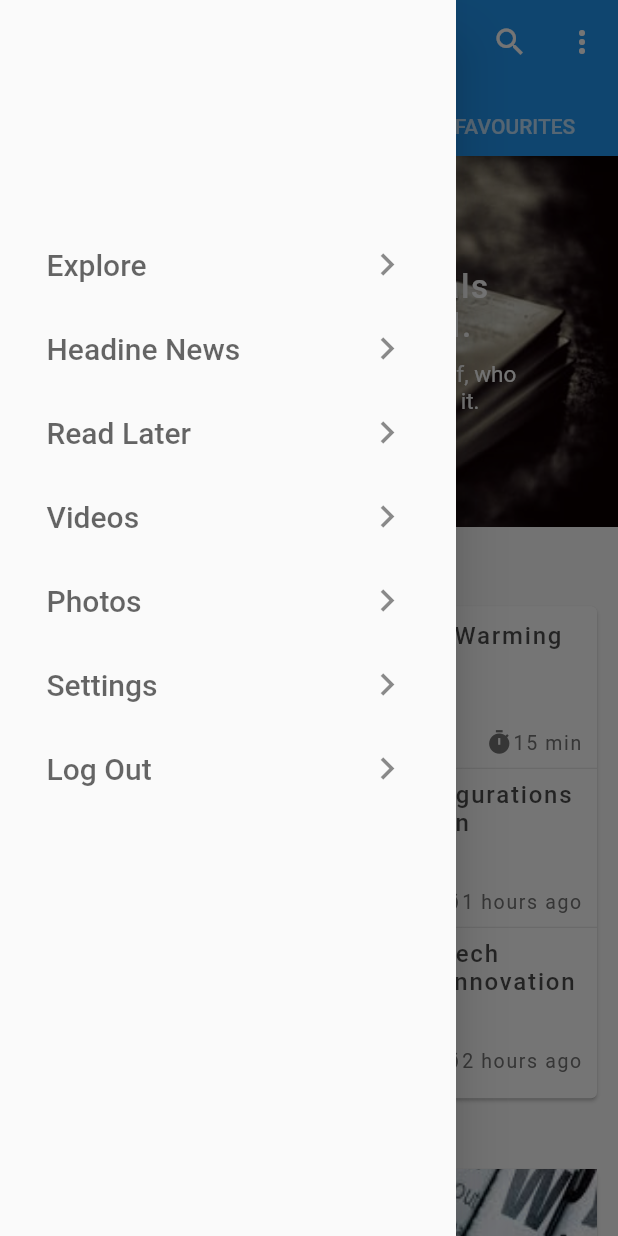
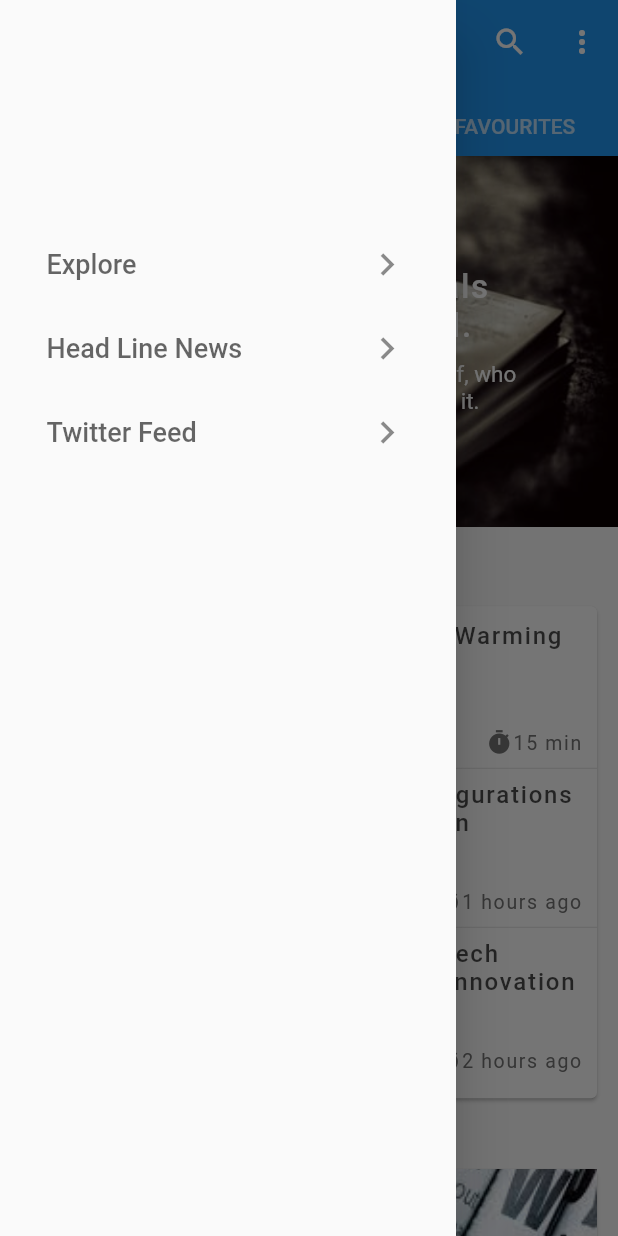
Before and after one commit to Abdelrahman-Elshimy/news-app, a Flutter app: the HomePage screen opened directly, with the side drawer open, on a phone screen of 412 x 824 dp. Run offline on Flutter 3.47's test engine with Material 2 defaults, Android fonts, the phone set to English and light mode, and no system bars; our stand-ins replace shared_preferences, splashscreen; accounts and stored records are empty.

Commit message:
twitter feed

```diff
--- /dev/null
+++ b/news_app/lib/models/nav_menu.dart
@@ -0,0 +1,10 @@
+class NavMenu {
+  String _title;
+  Function _destination;
+
+  NavMenu(this._title, this._destination);
+
+  String get title => _title;
+
+  Function get destination => _destination;
+}
--- a/news_app/lib/screens/home_tabs/whats-new.dart
+++ b/news_app/lib/screens/home_tabs/whats-new.dart
@@ -1,6 +1,7 @@
 import 'package:flutter/material.dart';
 import '../../models/stories.dart';
 import '../../api/stories.dart';
+import '../../util/shared_styles.dart';
 
 class WhatsNew extends StatefulWidget {
   @override
@@ -10,26 +11,8 @@ class WhatsNew extends StatefulWidget {
 class _WhatsNewState extends State<WhatsNew> {
   List<Stories> stories = StoriesApi().listStories();
 
+  SharedStyles sharedStyles = new SharedStyles();
 
-  TextStyle _mainTitleStyle = TextStyle(
-    color: Colors.black.withOpacity(.6),
-    fontSize: 16,
-    fontWeight: FontWeight.w500,
-    letterSpacing: 1.2,
-  );
-
-  TextStyle _titleStoryStyle = TextStyle(
-    color: Colors.black.withOpacity(.7),
-    fontSize: 16,
-    fontWeight: FontWeight.w500,
-    letterSpacing: 1.2,
-  );
-
-  TextStyle _subtitleStoryStyle = TextStyle(
-    color: Color.fromRGBO(117, 117, 117, 1),
-    fontSize: 13,
-    letterSpacing: 1.1,
-  );
 
   Widget _timeIcon() {
     return Icon(
@@ -44,7 +27,7 @@ class _WhatsNewState extends State<WhatsNew> {
       alignment: Alignment.centerLeft,
       child: Text(
         title,
-        style: _mainTitleStyle,
+        style: sharedStyles.mainTitleStyle,
       ),
     );
   }
@@ -101,7 +84,7 @@ class _WhatsNewState extends State<WhatsNew> {
                       margin: EdgeInsets.only(bottom: 5),
                       child: Text(
                         stories[x].title,
-                        style: _mainTitleStyle,
+                        style: sharedStyles.mainTitleStyle,
                       ),
                     ),
                     Row(
@@ -110,7 +93,7 @@ class _WhatsNewState extends State<WhatsNew> {
                         _timeIcon(),
                         Text(
                           stories[x].time,
-                          style: _subtitleStoryStyle,
+                          style: sharedStyles.subtitleStoryStyle,
                         )
                       ],
                     )
@@ -166,7 +149,7 @@ class _WhatsNewState extends State<WhatsNew> {
                                 Container(
                                   child: Text(
                                     stories[i].title,
-                                    style: _titleStoryStyle,
+                                    style: sharedStyles.titleStoryStyle,
                                     textAlign: TextAlign.left,
                                   ),
                                 ),
@@ -176,13 +159,13 @@ class _WhatsNewState extends State<WhatsNew> {
                                       Expanded(
                                         child: Text(
                                           stories[i].author,
-                                          style: _subtitleStoryStyle,
+                                          style: sharedStyles.subtitleStoryStyle,
                                         ),
                                       ),
                                       _timeIcon(),
                                       Text(
                                         stories[i].time,
-                                        style: _subtitleStoryStyle,
+                                        style: sharedStyles.subtitleStoryStyle,
                                       )
                                     ],
                                   ),
--- a/news_app/lib/shared_ui/shared-drawer.dart
+++ b/news_app/lib/shared_ui/shared-drawer.dart
@@ -1,4 +1,8 @@
 import 'package:flutter/material.dart';
+import 'package:news_app/screens/headlines.dart';
+import 'package:news_app/screens/home.dart';
+import 'package:news_app/screens/twitter_feed.dart';
+import '../models/nav_menu.dart';
 
 class SharedDrawer extends StatefulWidget {
   @override
@@ -6,6 +10,12 @@ class SharedDrawer extends StatefulWidget {
 }
 
 class _SharedDrawerState extends State<SharedDrawer> {
+
+  List<NavMenu> navsItems = [
+    NavMenu('Explore', () => HomePage()),
+    NavMenu('Head Line News', ()=> HeadLinesPage()),
+    NavMenu('Twitter Feed', ()=> TwitterFeedPage()),
+  ];
 
   List<String> navs = [
     'Explore',
@@ -23,10 +33,13 @@ class _SharedDrawerState extends State<SharedDrawer> {
         padding: EdgeInsets.only(left: 15, right: 15, top: MediaQuery.of(context).size.height * .18),
         child: ListView.builder(itemBuilder: (context, index){
           return ListTile(
-            title: Text(navs[index], style: TextStyle(color: Colors.black.withOpacity(.6), fontSize: 20),),
+            title: Text(navsItems[index].title, style: TextStyle(color: Colors.black.withOpacity(.6), fontSize: 18),),
             trailing: Icon(Icons.chevron_right, size: 30,),
+            onTap: (){
+              Navigator.pushReplacement(context, MaterialPageRoute(builder: (context)=> navsItems[index].destination()));
+            },
           );
-        }, itemCount: navs.length,),
+        }, itemCount: navsItems.length,),
       ),
     );
   }
--- /dev/null
+++ b/news_app/lib/util/colors_news.dart
@@ -0,0 +1,5 @@
+import 'package:flutter/material.dart';
+
+class NewsColors {
+  Color belowColor = Color.fromRGBO(255, 152, 0, 1);
+}
--- /dev/null
+++ b/news_app/lib/util/shared_styles.dart
@@ -0,0 +1,30 @@
+import 'package:flutter/material.dart';
+
+class SharedStyles {
+  TextStyle mainTitleStyle = TextStyle(
+    color: Colors.black.withOpacity(.6),
+    fontSize: 16,
+    fontWeight: FontWeight.w500,
+    letterSpacing: 1.2,
+  );
+
+  TextStyle titleStoryStyle = TextStyle(
+    color: Colors.black.withOpacity(.7),
+    fontSize: 16,
+    fontWeight: FontWeight.w500,
+    letterSpacing: 1.2,
+  );
+
+  TextStyle subtitleStoryStyle = TextStyle(
+    color: Color.fromRGBO(117, 117, 117, 1),
+    fontSize: 13,
+    letterSpacing: 1.1,
+  );
+
+  TextStyle descStyle = TextStyle(
+    fontSize: 15,
+    color: Colors.black.withOpacity(.6),
+    height: 1.3,
+    letterSpacing: 1.2,
+  );
+}
```
Also changed, not shown: news_app/lib/api/twitter_feed_data.dart (added, +16 -0 lines), news_app/lib/models/twitter_feed_model.dart (added, +19 -0 lines), news_app/lib/screens/headlines.dart (added, +58 -0 lines), news_app/lib/screens/home_tabs/favourite.dart (+4 -23 lines), news_app/lib/screens/home_tabs/popular.dart (+6 -14 lines), news_app/lib/screens/twitter_feed.dart (added, +131 -0 lines).
